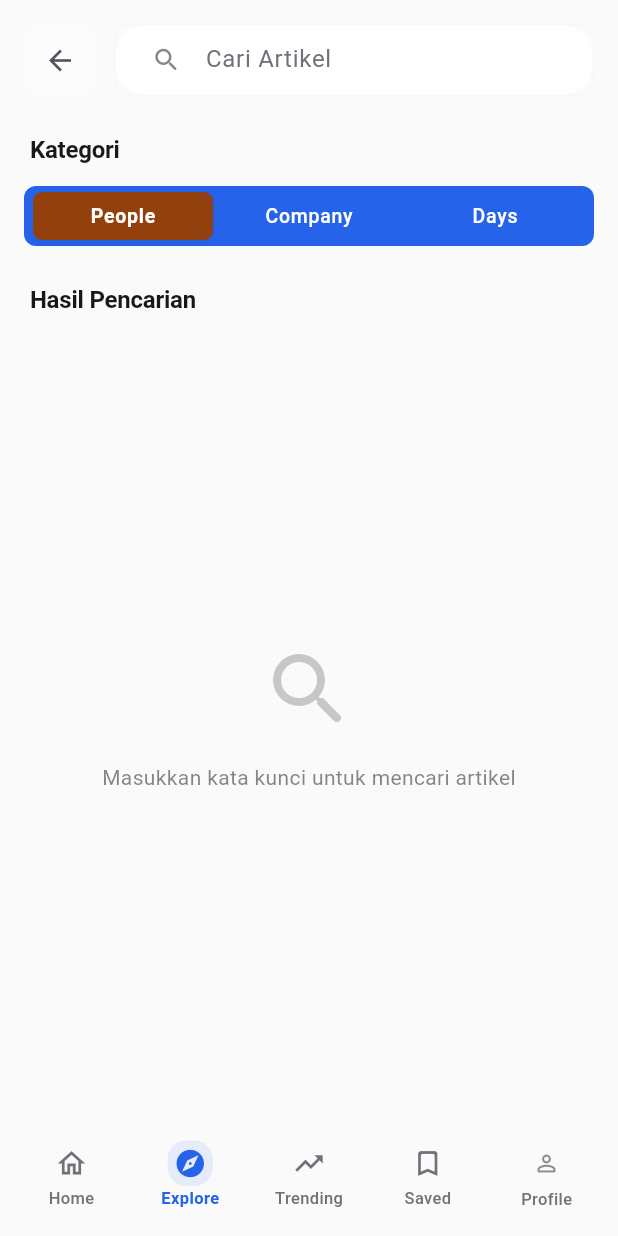
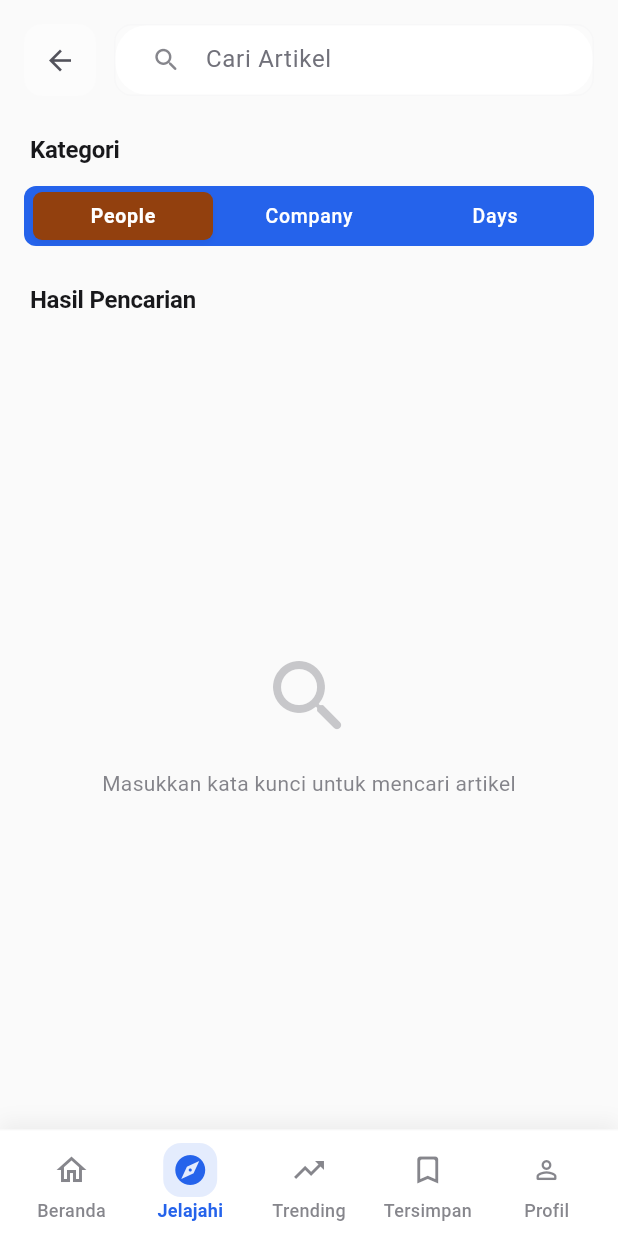
Before and after one commit to fahrezapratamahidayat/flashfeed, a Flutter app: the HomeScreen screen opened by its route, item 2 of the bottom bar chosen, on a phone screen of 412 x 824 dp. Run offline on Flutter 3.47's test engine with Material 3 defaults, Android fonts, the light colour scheme and no system bars; our stand-ins replace firebase_auth, firebase_core, flutter_screenutil, font_awesome_flutter, google_sign_in, shared_preferences; accounts and stored records are empty; network calls fail; statements that could not run were skipped.

Commit message:
refactor: update CustomBottomNavigationBar styling and layout for improved UI consistency and dark mode support

```diff
--- a/lib/src/presentation/widgets/custom_bottom_navigation.dart
+++ b/lib/src/presentation/widgets/custom_bottom_navigation.dart
@@ -14,26 +14,45 @@ class CustomBottomNavigationBar extends StatelessWidget {
   Widget build(BuildContext context) {
     final theme = Theme.of(context);
     final colorScheme = theme.colorScheme;
+    final isDarkMode = theme.brightness == Brightness.dark;
 
     return Container(
-      decoration: const BoxDecoration(),
+      decoration: BoxDecoration(
+        color: isDarkMode ? colorScheme.surface : Colors.white,
+        boxShadow: [
+          BoxShadow(
+            color: Colors.black.withOpacity(0.05),
+            blurRadius: 10,
+            offset: const Offset(0, -5),
+          ),
+        ],
+        border: Border(
+          top: BorderSide(
+            color: isDarkMode
+                ? colorScheme.surfaceVariant.withOpacity(0.1)
+                : colorScheme.outline.withOpacity(0.08),
+            width: 1,
+          ),
+        ),
+      ),
       child: SafeArea(
+        top: false,
         child: Container(
-          height: 80,
-          padding: const EdgeInsets.symmetric(horizontal: 8, vertical: 8),
+          height: 70,
+          padding: const EdgeInsets.symmetric(horizontal: 8, vertical: 2),
           child: BottomNavigationBar(
             items: [
               _buildNavItem(
                 context,
                 icon: Icons.home_outlined,
                 activeIcon: Icons.home_rounded,
-                label: 'Home',
+                label: 'Beranda',
               ),
               _buildNavItem(
                 context,
                 icon: Icons.explore_outlined,
                 activeIcon: Icons.explore_rounded,
-                label: 'Explore',
+                label: 'Jelajahi',
               ),
               _buildNavItem(
                 context,
@@ -45,34 +64,33 @@ class CustomBottomNavigationBar extends StatelessWidget {
                 context,
                 icon: Icons.bookmark_border_rounded,
                 activeIcon: Icons.bookmark_rounded,
-                label: 'Saved',
+                label: 'Tersimpan',
               ),
               BottomNavigationBarItem(
                 icon: _buildProfileIcon(context, isActive: false),
                 activeIcon: _buildProfileIcon(context, isActive: true),
-                label: 'Profile',
+                label: 'Profil',
               ),
             ],
             currentIndex: selectedIndex,
             type: BottomNavigationBarType.fixed,
             backgroundColor: Colors.transparent,
             elevation: 0,
-            selectedItemColor:
-                theme.bottomNavigationBarTheme.selectedItemColor ??
-                theme.primaryColor,
-            unselectedItemColor:
-                theme.bottomNavigationBarTheme.unselectedItemColor ??
-                colorScheme.onSurface.withValues(alpha: 0.6),
-            selectedFontSize: 11,
-            unselectedFontSize: 11,
+            selectedItemColor: colorScheme.primary,
+            unselectedItemColor: colorScheme.onSurfaceVariant.withOpacity(0.7),
+            selectedFontSize: 12,
+            unselectedFontSize: 12,
             selectedLabelStyle: const TextStyle(
               fontWeight: FontWeight.w600,
               height: 1.5,
+              letterSpacing: 0.2,
             ),
             unselectedLabelStyle: const TextStyle(
               fontWeight: FontWeight.w500,
               height: 1.5,
             ),
+            showUnselectedLabels: true,
+            enableFeedback: true,
             onTap: onItemTapped,
           ),
         ),
@@ -87,21 +105,27 @@ class CustomBottomNavigationBar extends StatelessWidget {
     required String label,
   }) {
     final theme = Theme.of(context);
+    final colorScheme = theme.colorScheme;
 
     return BottomNavigationBarItem(
       icon: Container(
-        padding: const EdgeInsets.all(4),
-        child: Icon(icon, size: 22),
+        padding: const EdgeInsets.all(6),
+        child: Icon(
+          icon,
+          size: 24,
+          color: colorScheme.onSurfaceVariant.withOpacity(0.7),
+        ),
       ),
       activeIcon: Container(
-        padding: const EdgeInsets.all(4),
+        padding: const EdgeInsets.all(6),
         decoration: BoxDecoration(
-          color: theme.primaryColor.withValues(alpha: 0.1),
+          color: colorScheme.primary.withOpacity(0.12),
           borderRadius: BorderRadius.circular(12),
         ),
-        child: Icon(activeIcon, size: 22),
+        child: Icon(activeIcon, size: 24, color: colorScheme.primary),
       ),
       label: label,
+      tooltip: label,
     );
   }
 
@@ -111,27 +135,28 @@ class CustomBottomNavigationBar extends StatelessWidget {
     final isDarkMode = theme.brightness == Brightness.dark;
 
     return Container(
-      width: 32,
-      height: 32,
+      width: 36,
+      height: 36,
       decoration: BoxDecoration(
         color: isActive
-            ? theme.primaryColor.withValues(alpha: 0.1)
-            : theme.cardColor.withValues(alpha: isDarkMode ? 0.1 : 0.05),
-        borderRadius: BorderRadius.circular(16),
+            ? colorScheme.primary.withOpacity(0.12)
+            : isDarkMode
+            ? colorScheme.surfaceVariant.withOpacity(0.3)
+            : colorScheme.surfaceVariant.withOpacity(0.2),
+        borderRadius: BorderRadius.circular(18),
         border: isActive
             ? Border.all(
-                color: theme.primaryColor.withValues(alpha: 0.3),
+                color: colorScheme.primary.withOpacity(0.3),
                 width: 1.5,
               )
             : null,
       ),
       child: Icon(
         isActive ? Icons.person_rounded : Icons.person_outline_rounded,
-        size: 18,
+        size: 20,
         color: isActive
-            ? theme.primaryColor
-            : theme.iconTheme.color?.withValues(alpha: 0.6) ??
-                  colorScheme.onSurface.withValues(alpha: 0.6),
+            ? colorScheme.primary
+            : colorScheme.onSurfaceVariant.withOpacity(0.7),
       ),
     );
   }
```
